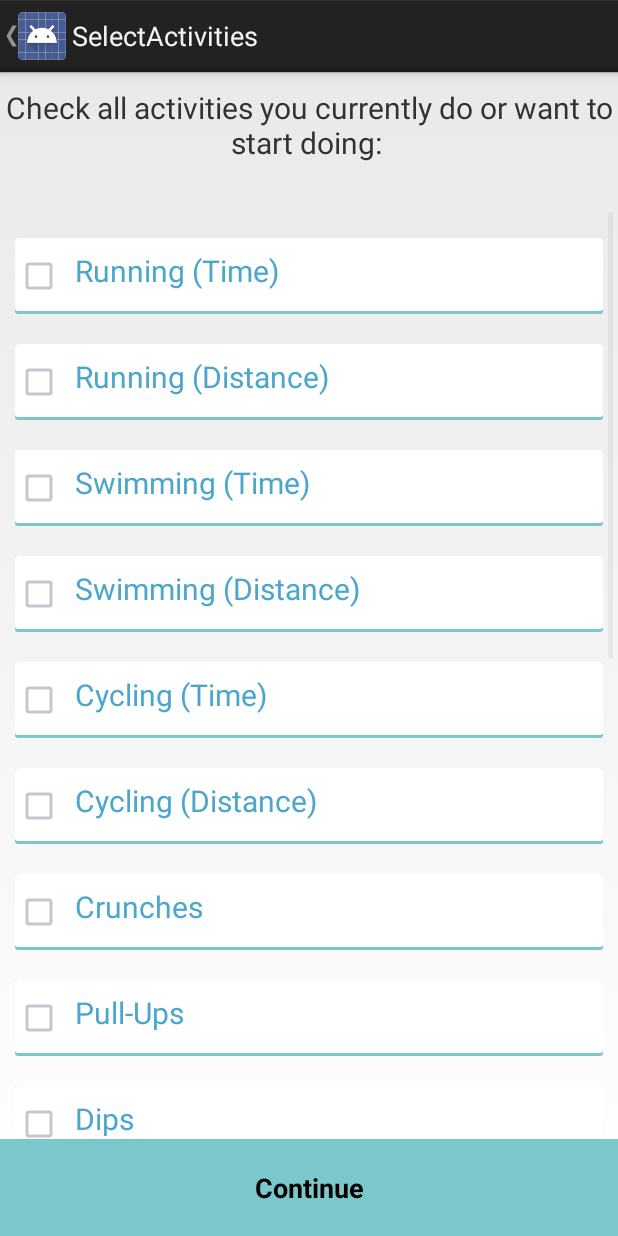
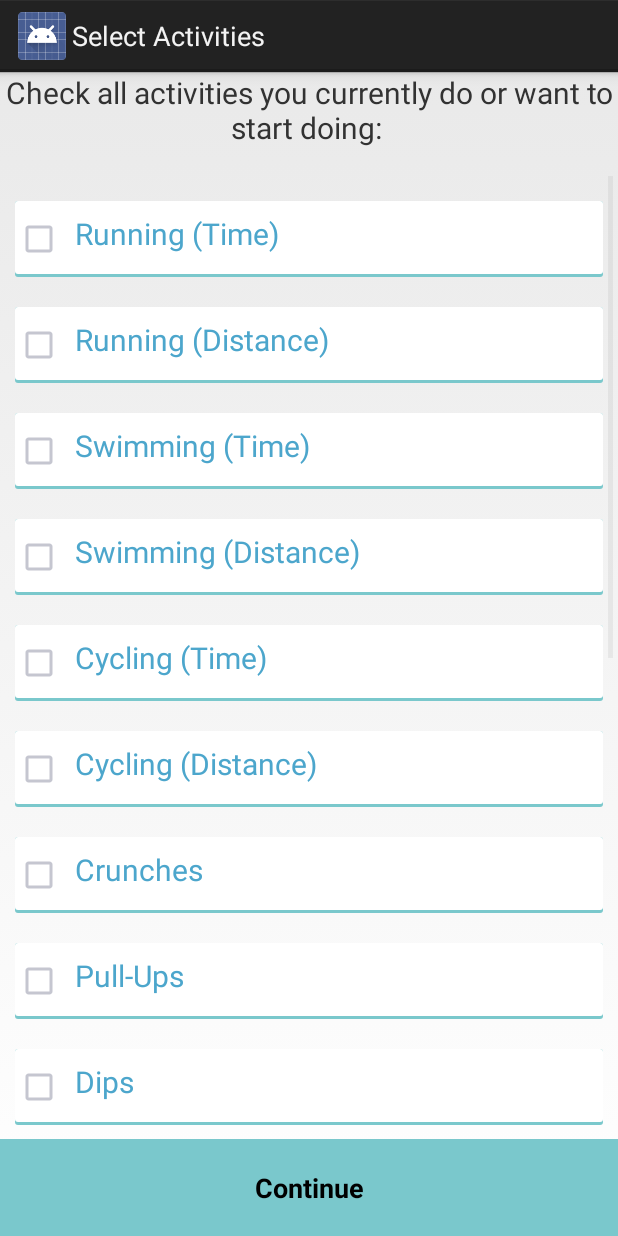
Before and after one commit to ashinskyd/GamifyHealth, an Android app: the SelectActivities screen opened directly, with no data from a screen before it, on a phone screen of 412 x 824 dp. Run offline under Robolectric (Android 15) with nearby library versions, the phone set to English and light mode, and no system bars.

Commit message:
more gui label fixes

```diff
--- a/app/src/main/java/com/cs400/gamifyhealth/CurrentActivityLevel.java
+++ b/app/src/main/java/com/cs400/gamifyhealth/CurrentActivityLevel.java
@@ -35,6 +35,7 @@ public class CurrentActivityLevel extends Activity {
     protected void onCreate(Bundle savedInstanceState) {
         super.onCreate(savedInstanceState);
         setContentView(R.layout.activity_current_activity_level);
+        this.getActionBar().setTitle("Current Activity Levels");
         sharedPrefs = getApplicationContext().getSharedPreferences(getString(R.string.preference_file_key), Context.MODE_PRIVATE);
         mListView = (ListView) findViewById(R.id.seekBarListView);
         coninueButton = (Button) findViewById(R.id.continueButton2);
--- a/app/src/main/java/com/cs400/gamifyhealth/SelectActivities.java
+++ b/app/src/main/java/com/cs400/gamifyhealth/SelectActivities.java
@@ -34,6 +34,7 @@ public class SelectActivities extends Activity {
 
     @Override
     protected void onCreate(Bundle savedInstanceState) {
+        this.getActionBar().setTitle("Select Activities");
         super.onCreate(savedInstanceState);
         setContentView(R.layout.activity_select_activities);
         activitiesListView = (ListView) findViewById(R.id.activityListView);
--- a/app/src/main/res/layout/activity_goal_set.xml
+++ b/app/src/main/res/layout/activity_goal_set.xml
@@ -12,7 +12,7 @@
         android:textSize="20sp"
         android:gravity="center_horizontal"
         android:id="@+id/reset_description"
-        android:paddingBottom="30dp"
+        android:paddingBottom="15dp"
         android:layout_alignParentTop="true"
        />
 
--- a/app/src/main/res/layout/activity_select_activities.xml
+++ b/app/src/main/res/layout/activity_select_activities.xml
@@ -11,8 +11,7 @@
         android:text="Check all activities you currently do or want to start doing: "
         android:id="@+id/reset_description"
         android:textSize="20sp"
-        android:paddingTop="10sp"
-        android:paddingBottom="30dp"
+        android:paddingBottom="15dp"
         android:gravity="center_horizontal"
         android:layout_alignParentTop="true"
 
```
